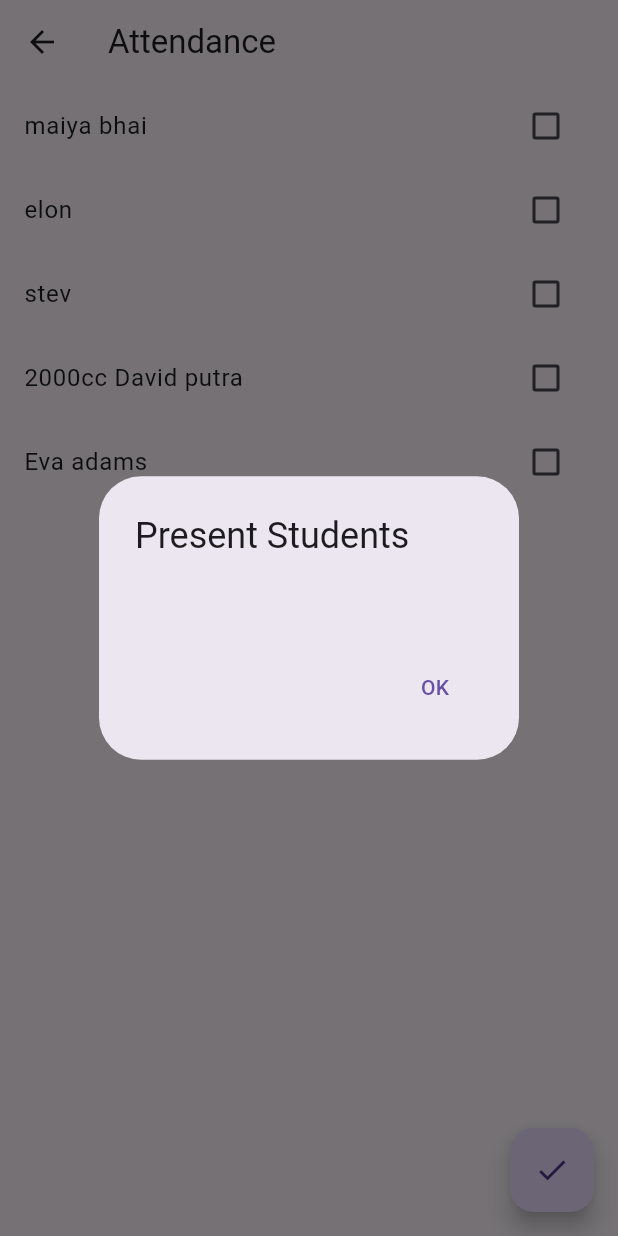
After one commit to vaibhavnavghare4253/bustrack, a Flutter app: the AttendanceScreen screen opened directly, after a tap on the "check" icon, on a phone screen of 412 x 824 dp. The commit adds this screen. Run offline on Flutter 3.47's test engine with Material 3 defaults, Android fonts, the phone set to English and light mode, and no system bars.

Commit message:
interface updated for attendancescreen.dart

```diff
--- a/lib/main.dart
+++ b/lib/main.dart
@@ -1,9 +1,11 @@
 import 'package:bus_track/pages/interpage.dart';
-// import 'package:bus_track/pages/interpage.dart';
 import 'package:flutter/material.dart';
-// import 'pages/login_page.dart';
 
-void main() {
+
+void main()  {
+  // WidgetsFlutterBinding.ensureInitialized();
+  // await Firebase.initializeApp();
+
   runApp(const MyApp());
 }
 
--- /dev/null
+++ b/lib/pages/attendancescreen.dart
@@ -0,0 +1,143 @@
+import 'package:flutter/material.dart';
+
+class AttendanceScreen extends StatefulWidget {
+  const AttendanceScreen({super.key});
+
+  @override
+  _AttendanceScreenState createState() => _AttendanceScreenState();
+}
+
+class _AttendanceScreenState extends State<AttendanceScreen> {
+  List<Student> students = [
+    Student(name: 'maiya bhai'),
+    Student(name: 'elon'),
+    Student(name: 'stev'),
+    Student(name: '2000cc David putra'),
+    Student(name: 'Eva adams'),
+  ];
+
+  @override
+  Widget build(BuildContext context) {
+    return Scaffold(
+      appBar: AppBar(
+        title: Text('Attendance'),
+      ),
+      body: ListView.builder(
+        itemCount: students.length,
+        itemBuilder: (context, index) {
+          return ListTile(
+            title: Text(students[index].name),
+            trailing: Checkbox(
+              value: students[index].isPresent,
+              onChanged: (bool? value) {
+                setState(() {
+                  students[index].isPresent = value!;
+                });
+              },
+            ),
+          );
+        },
+      ),
+      floatingActionButton: FloatingActionButton(
+        onPressed: _submitAttendance,
+        child: Icon(Icons.check),
+      ),
+    );
+  }
+
+  void _submitAttendance() {
+    List<String> presentStudents = students
+        .where((student) => student.isPresent)
+        .map((student) => student.name)
+        .toList();
+
+    showDialog(
+      context: context,
+      builder: (context) => AlertDialog(
+        title: Text('Present Students'),
+        content: Text(presentStudents.join(', ')),
+        actions: [
+          TextButton(
+            onPressed: () => Navigator.of(context).pop(),
+            child: Text('OK'),
+          ),
+        ],
+      ),
+    );
+  }
+}
+
+class Student {
+  String name;
+  bool isPresent;
+
+  Student({required this.name, this.isPresent = false});
+}
+
+
+
+
+// import 'package:firebase_core/firebase_core.dart';
+// import 'package:flutter/material.dart';
+// import 'package:cloud_firestore/cloud_firestore.dart';
+//
+// class AttendanceScreen extends StatefulWidget {
+//   const AttendanceScreen({Key? key}) : super(key: key);
+//   @override
+//   _AttendanceScreenState createState() => _AttendanceScreenState();
+// }
+//
+// class _AttendanceScreenState extends State<AttendanceScreen> {
+//   Map<String, bool> attendance = {};
+//
+//   @override
+//   Widget build(BuildContext context) {
+//     return Scaffold(
+//       appBar: AppBar(
+//         title: Text('Attendance'),
+//       ),
+//       body: StreamBuilder<QuerySnapshot>(
+//         stream: FirebaseFirestore.instance.collection('users').snapshots(),
+//         builder: (context, snapshot) {
+//           if (snapshot.connectionState == ConnectionState.waiting) {
+//             return Center(child: CircularProgressIndicator());
+//           }
+//           if (snapshot.hasError) {
+//             return Center(child: Text('Error: ${snapshot.error}'));
+//           }
+//           if (!snapshot.hasData || snapshot.data!.docs.isEmpty) {
+//             return Center(child: Text('No users found'));
+//           }
+//
+//           return ListView(
+//             children: snapshot.data!.docs.map((doc) {
+//               String userName = doc['name'];
+//               bool isChecked = attendance[userName] ?? false;
+//
+//               return ListTile(
+//                 title: Text(userName),
+//                 trailing: Checkbox(
+//                   value: isChecked,
+//                   onChanged: (bool? value) {
+//                     setState(() {
+//                       attendance[userName] = value!;
+//                     });
+//                   },
+//                 ),
+//               );
+//             }).toList(),
+//           );
+//         },
+//       ),
+//       floatingActionButton: FloatingActionButton(
+//         onPressed: _submitAttendance,
+//         child: Icon(Icons.check),
+//       ),
+//     );
+//   }
+//
+//   void _submitAttendance() {
+//     // Code to handle submission of attendance, such as updating Firestore.
+//     print(attendance);
+//   }
+// }
--- a/lib/pages/interpage.dart
+++ b/lib/pages/interpage.dart
@@ -1,3 +1,4 @@
+import 'package:bus_track/pages/attendancescreen.dart';
 import 'package:flutter/material.dart';
 
 class Tryoff extends StatelessWidget {
@@ -7,7 +8,7 @@ class Tryoff extends StatelessWidget {
   Widget build(BuildContext context) {
     return Scaffold(
       appBar: AppBar(
-        title: Text('My App'),
+        title: Text('WELCOME'),
       ),
       drawer: Drawer(
         child: ListView(
@@ -153,7 +154,7 @@ class Tryoff extends StatelessWidget {
                             maximumSize: Size(200, 60),
                           ),
                           child: const Text(
-                            'Button 1',
+                            'TRACK BUS',
                             style: TextStyle(
                               fontSize: 16,
                               fontWeight: FontWeight.bold,
@@ -164,6 +165,7 @@ class Tryoff extends StatelessWidget {
                         SizedBox(height: 20),
                         OutlinedButton(
                           onPressed: () {
+                            Navigator.push(context, MaterialPageRoute(builder: (context) { return AttendanceScreen();},));
                             // Perform an action when the second button is pressed
                           },
                           style: OutlinedButton.styleFrom(
@@ -174,7 +176,7 @@ class Tryoff extends StatelessWidget {
                             maximumSize: Size(200, 60),
                           ),
                           child: const Text(
-                            'Button 2',
+                            'ATTENDANCE',
                             style: TextStyle(
                               fontSize: 16,
                               fontWeight: FontWeight.bold,
--- a/pubspec.yaml
+++ b/pubspec.yaml
@@ -11,7 +11,12 @@ dependencies:
   flutter:
     sdk: flutter
   cupertino_icons: ^1.0.6
+  firebase_core: '^2.31.0'
+  cloud_firestore: '^4.17.3'
   email_validator: '^2.1.16'
+  firebase_auth: '^4.19.5'
+
+
 
 dev_dependencies:
   flutter_test:
```
Also changed, not shown: lib/pages/try.dart (added, +291 -0 lines), pubspec.lock, 3 other files.
